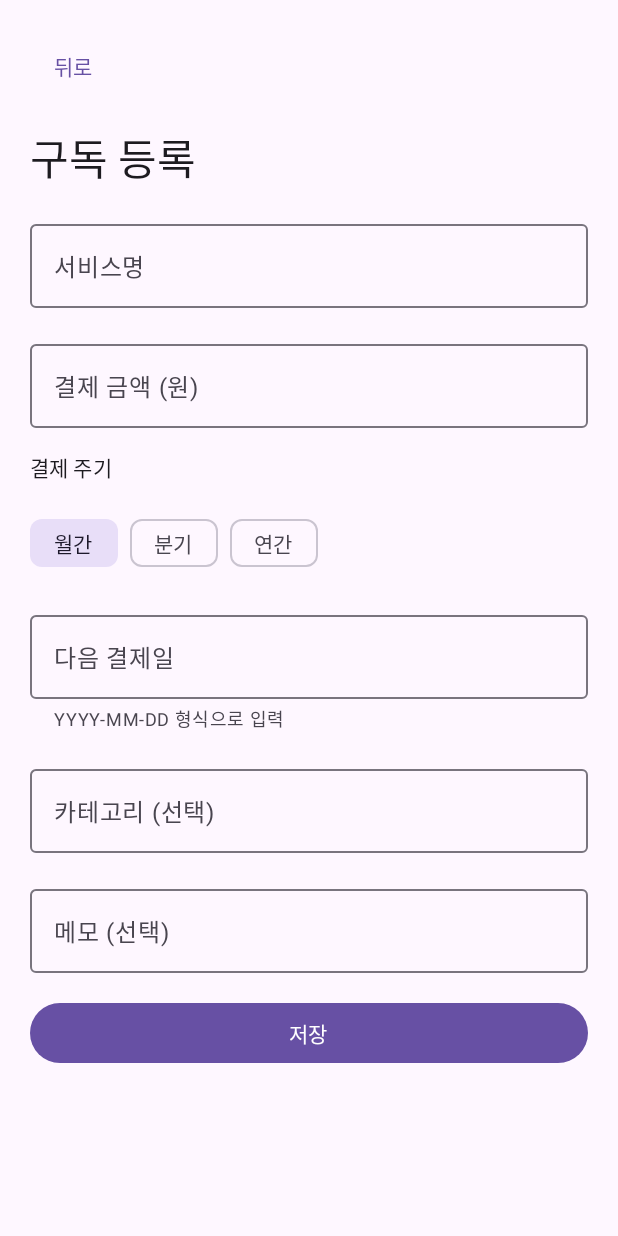
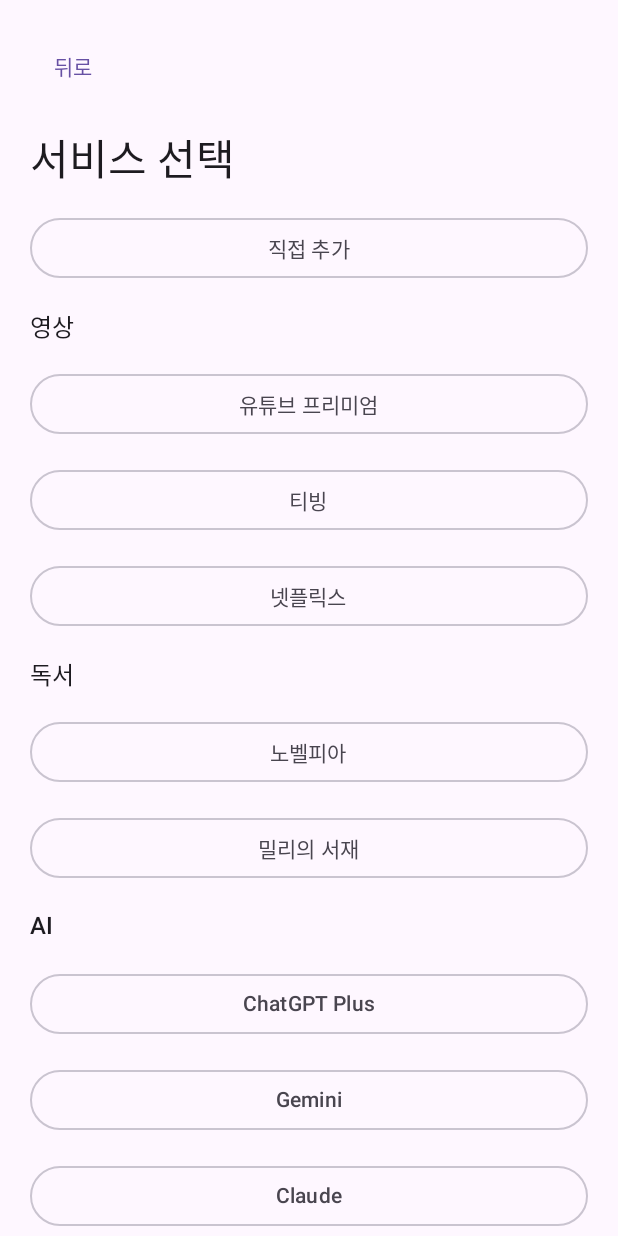
Before and after one commit to yuskil/surscription-manager, an Android app built with Jetpack Compose: the screen it shows after launch (MainActivity), after a tap on "구독 추가", on a phone screen of 412 x 824 dp. Run offline under Robolectric (Android 15) with nearby library versions, the phone set to English and light mode, and no system bars; our stand-ins replace Room's generated code.

Commit message:
Add a service picker for subscription registration

```diff
--- a/app/src/main/java/com/yuskil/subscriptionmanager/MainActivity.kt
+++ b/app/src/main/java/com/yuskil/subscriptionmanager/MainActivity.kt
@@ -29,7 +29,7 @@ class MainActivity : ComponentActivity() {
     }
 }
 
-private enum class Screen { Home, Add, Details, Edit }
+private enum class Screen { Home, PickService, Add, Details, Edit }
 private fun won(value: Long): String = String.format(Locale.KOREA, "%,d원", value)
 
 @Composable
@@ -37,6 +37,7 @@ private fun SubscriptionApp(viewModel: SubscriptionViewModel) {
     val subscriptions by viewModel.subscriptions.collectAsStateWithLifecycle()
     val saveState by viewModel.saveState.collectAsStateWithLifecycle()
     var screen by rememberSaveable { mutableStateOf(Screen.Home) }
+    var selectedServiceName by rememberSaveable { mutableStateOf<String?>(null) }
     var selectedId by rememberSaveable { mutableLongStateOf(0L) }
     val selected = subscriptions?.find { it.id == selectedId }
     val saving = saveState == SaveState.Saving
@@ -50,7 +51,11 @@ private fun SubscriptionApp(viewModel: SubscriptionViewModel) {
     val back: () -> Unit = {
         if (!saving) {
             viewModel.clearSaveState()
-            screen = if (screen == Screen.Edit) Screen.Details else Screen.Home
+            screen = when (screen) {
+                Screen.Add -> Screen.PickService
+                Screen.Edit -> Screen.Details
+                else -> Screen.Home
+            }
         }
     }
 
@@ -75,13 +80,22 @@ private fun SubscriptionApp(viewModel: SubscriptionViewModel) {
                             if (entries == null) {
                                 Text("구독을 불러오는 중…")
                             } else {
-                                Home(entries, { screen = Screen.Add }) {
+                                Home(entries, { screen = Screen.PickService }) {
                                     selectedId = it
                                     screen = Screen.Details
                                 }
                             }
                         }
-                        Screen.Add -> SubscriptionForm(null, saveState, viewModel::save)
+                        Screen.PickService -> ServicePicker { service ->
+                            selectedServiceName = service?.name
+                            screen = Screen.Add
+                        }
+                        Screen.Add -> SubscriptionForm(
+                            initial = null,
+                            saveState = saveState,
+                            onSave = viewModel::save,
+                            preset = findServicePreset(selectedServiceName)
+                        )
                         Screen.Details -> if (selected == null) {
                             Text("구독을 불러오는 중…")
                         } else {
@@ -150,13 +164,14 @@ private fun Details(item: SubscriptionFields, onEdit: () -> Unit) {
 private fun SubscriptionForm(
     initial: Subscription?,
     saveState: SaveState,
-    onSave: (Long?, SubscriptionFields) -> Unit
+    onSave: (Long?, SubscriptionFields) -> Unit,
+    preset: ServicePreset? = null
 ) {
-    var name by rememberSaveable { mutableStateOf(initial?.fields?.name.orEmpty()) }
+    var name by rememberSaveable { mutableStateOf((initial?.fields?.name ?: preset?.name).orEmpty()) }
     var price by rememberSaveable { mutableStateOf(initial?.fields?.price?.toString().orEmpty()) }
     var cycle by rememberSaveable { mutableStateOf(initial?.fields?.cycle ?: Cycle.Monthly) }
     var date by rememberSaveable { mutableStateOf(initial?.fields?.date?.toString().orEmpty()) }
-    var category by rememberSaveable { mutableStateOf(initial?.fields?.category.orEmpty()) }
+    var category by rememberSaveable { mutableStateOf((initial?.fields?.category ?: preset?.category).orEmpty()) }
     var memo by rememberSaveable { mutableStateOf(initial?.fields?.memo.orEmpty()) }
     var active by rememberSaveable { mutableStateOf(initial?.fields?.active ?: true) }
     var submitted by rememberSaveable { mutableStateOf(false) }
--- /dev/null
+++ b/app/src/main/java/com/yuskil/subscriptionmanager/ServicePicker.kt
@@ -0,0 +1,44 @@
+package com.yuskil.subscriptionmanager
+
+import androidx.compose.foundation.layout.fillMaxWidth
+import androidx.compose.material3.MaterialTheme
+import androidx.compose.material3.OutlinedButton
+import androidx.compose.material3.Text
+import androidx.compose.runtime.Composable
+import androidx.compose.ui.Modifier
+
+internal data class ServicePreset(val name: String, val category: String)
+
+private val serviceCatalog = listOf(
+    ServicePreset("유튜브 프리미엄", "영상"),
+    ServicePreset("티빙", "영상"),
+    ServicePreset("넷플릭스", "영상"),
+    ServicePreset("노벨피아", "독서"),
+    ServicePreset("밀리의 서재", "독서"),
+    ServicePreset("ChatGPT Plus", "AI"),
+    ServicePreset("Gemini", "AI"),
+    ServicePreset("Claude", "AI")
+)
+
+internal fun findServicePreset(name: String?): ServicePreset? =
+    serviceCatalog.firstOrNull { it.name == name }
+
+@Composable
+internal fun ServicePicker(onSelect: (ServicePreset?) -> Unit) {
+    Text("서비스 선택", style = MaterialTheme.typography.headlineMedium)
+    OutlinedButton(onClick = { onSelect(null) }, modifier = Modifier.fillMaxWidth()) {
+        Text("직접 추가")
+    }
+
+    serviceCatalog.groupBy { it.category }.forEach { (category, services) ->
+        Text(category, style = MaterialTheme.typography.titleMedium)
+        services.forEach { service ->
+            OutlinedButton(
+                onClick = { onSelect(service) },
+                modifier = Modifier.fillMaxWidth()
+            ) {
+                Text(service.name)
+            }
+        }
+    }
+}
```
